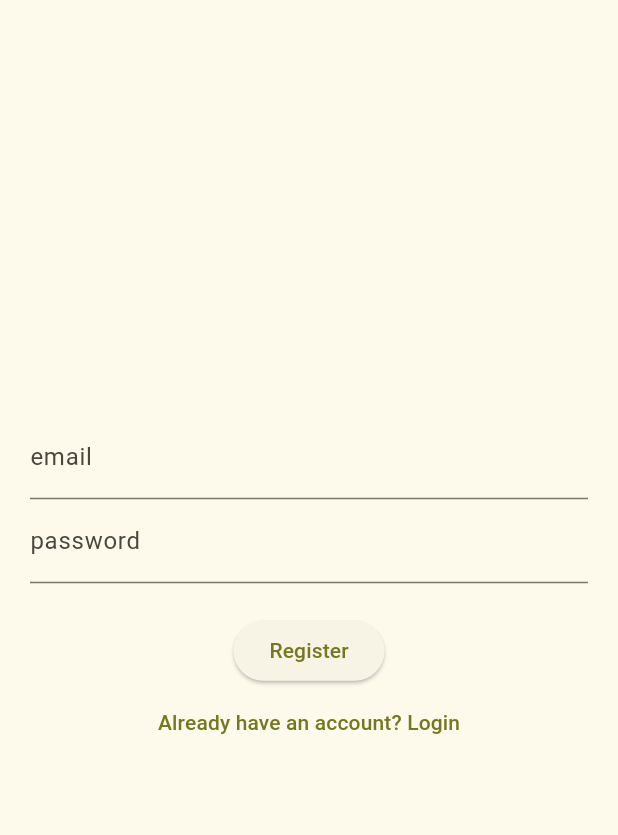
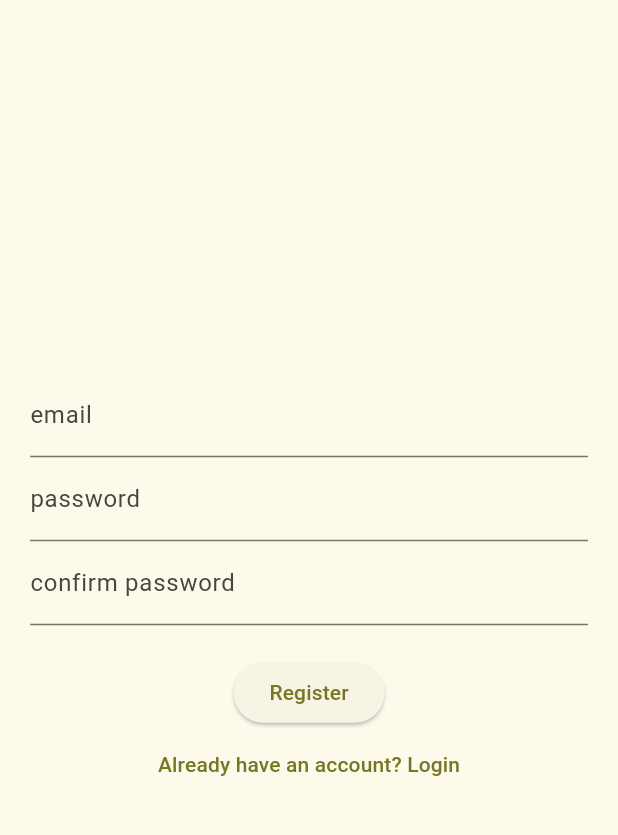
Before and after one commit to breamier/sproutly, a Flutter app: the screen it shows after launch, after a tap on "Login", after a tap on "Create an account", on a phone screen of 412 x 824 dp, the part 73-908 px from its top. Run offline on Flutter 3.47's test engine with Material 3 defaults, Android fonts, the phone set to English and light mode, and no system bars; our stand-ins replace camera, cloud_firestore, firebase_auth, firebase_core, flutter_local_notifications, flutter_timezone and 3 more; missing offline and left inert: gal; accounts and stored records are empty; network calls fail.

Commit message:
[Bayle][Fix] Camera Ratio and Confirm Password

```diff
--- a/lib/screens/login_register.dart
+++ b/lib/screens/login_register.dart
@@ -17,6 +17,8 @@ class _LoginPageState extends State<LoginPage> {
 
   final TextEditingController emailController = TextEditingController();
   final TextEditingController passwordController = TextEditingController();
+  final TextEditingController confirmPasswordController =
+      TextEditingController();
 
   Future<void> signInWithEmailAndPassword() async {
     setState(() {
@@ -50,6 +52,15 @@ class _LoginPageState extends State<LoginPage> {
       isLoading = true;
       errorMessage = '';
     });
+
+    if (passwordController.text != confirmPasswordController.text) {
+      setState(() {
+        errorMessage = "Passwords do not match.";
+        isLoading = false;
+      });
+      return;
+    }
+
     try {
       await Auth().createUserWithEmailAndPassword(
         emailController.text,
@@ -83,7 +94,7 @@ class _LoginPageState extends State<LoginPage> {
     return TextField(
       controller: controller,
       decoration: InputDecoration(labelText: title),
-      obscureText: title == 'password',
+      obscureText: title == 'password' || title == 'confirm password',
     );
   }
 
@@ -144,6 +155,8 @@ class _LoginPageState extends State<LoginPage> {
           children: <Widget>[
             _entryField('email', emailController),
             _entryField('password', passwordController),
+            if (!isLogin)
+              _entryField('confirm password', confirmPasswordController),
             _errorMessage(),
             _submitButton(),
             _loginOrRegisterButton(),
```
Also changed, not shown: lib/screens/add_plant/add_plant_camera.dart (+10 -3 lines).
